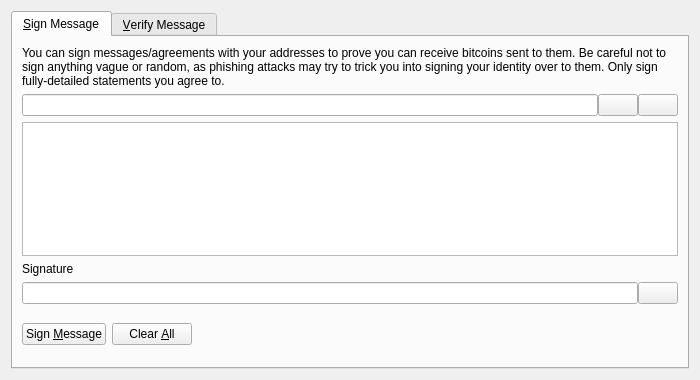
Old version of the form src/qt/forms/signverifymessagedialog.ui in the repository danigarcia3k/Sikacoin.
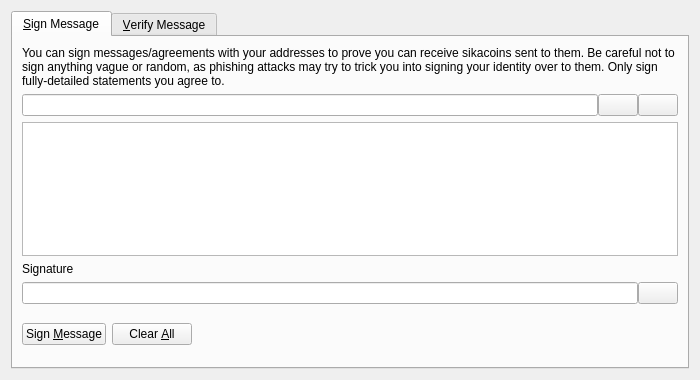
New version of the form. Icons and pictures are not drawn. Custom widgets are drawn as their Qt base class.

Commit message: rename bitcoin into sikacoin occurences

```diff
--- a/src/qt/forms/signverifymessagedialog.ui
+++ b/src/qt/forms/signverifymessagedialog.ui
@@ -30,7 +30,7 @@
        <item>
         <widget class="QLabel" name="infoLabel_SM">
          <property name="text">
-          <string>You can sign messages/agreements with your addresses to prove you can receive bitcoins sent to them. Be careful not to sign anything vague or random, as phishing attacks may try to trick you into signing your identity over to them. Only sign fully-detailed statements you agree to.</string>
+          <string>You can sign messages/agreements with your addresses to prove you can receive sikacoins sent to them. Be careful not to sign anything vague or random, as phishing attacks may try to trick you into signing your identity over to them. Only sign fully-detailed statements you agree to.</string>
          </property>
          <property name="textFormat">
           <enum>Qt::PlainText</enum>
```
Left out of the diff: 26 changed lines with no effect on the pictures. The commit also changes 1082 other files.
